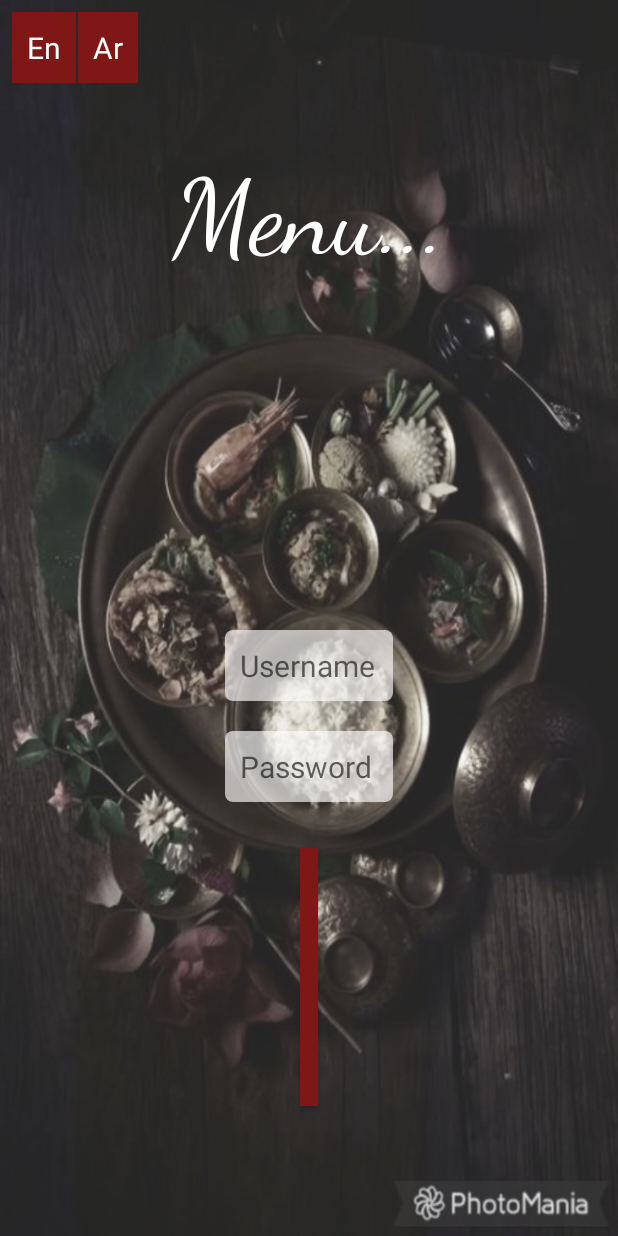
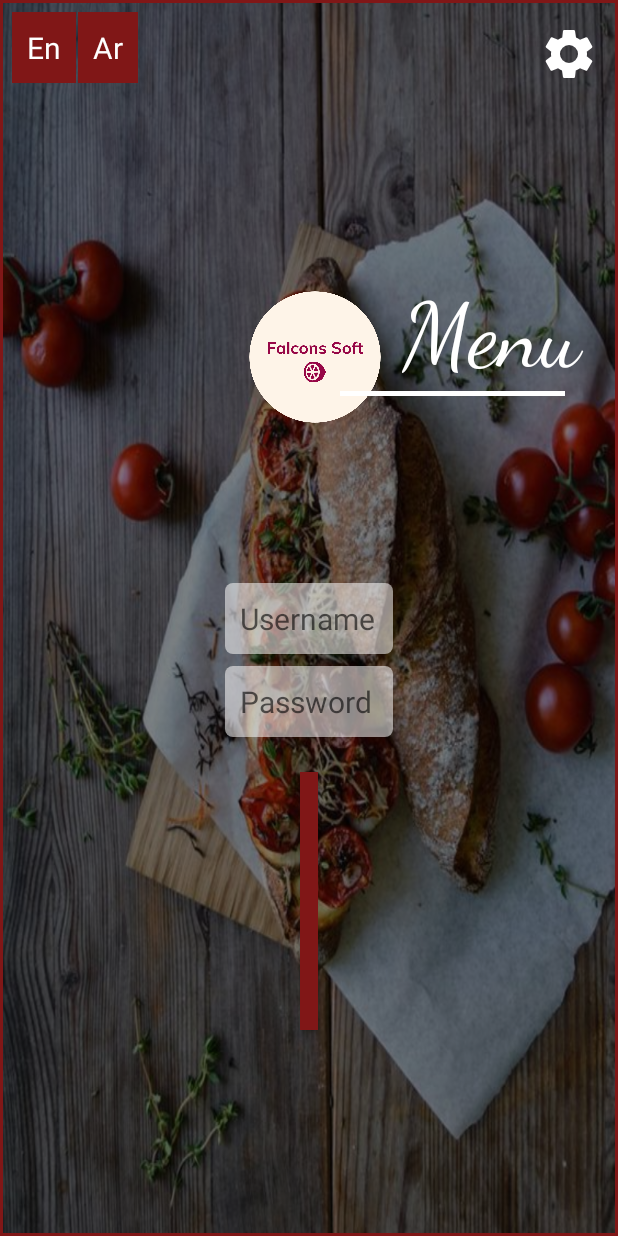
Before and after one commit to SundosAlTamimi/Res_menu_falcons_main, an Android app: the screen it shows after launch (LoginActivity), on a phone screen of 412 x 824 dp. Run offline under Robolectric (Android 15) with nearby library versions, the light colour scheme and no system bars; our stand-ins replace Volley; network calls fail.

Commit message:
abeer editing login xml, adding setting icon

```diff
--- a/app/src/main/AndroidManifest.xml
+++ b/app/src/main/AndroidManifest.xml
@@ -11,10 +11,13 @@
         android:supportsRtl="true"
         android:theme="@style/AppTheme"
         tools:ignore="GoogleAppIndexingWarning">
-        <activity android:name=".ItemsActivity"></activity>
+        <activity
+            android:name=".ItemsActivity"
+            android:screenOrientation="sensorPortrait"></activity>
         <activity android:name=".CategoryActivity" />
         <activity
             android:name=".LoginActivity"
+            android:screenOrientation="sensorPortrait"
             android:theme="@style/Theme.AppCompat.DayNight.NoActionBar">
             <intent-filter>
                 <action android:name="android.intent.action.MAIN" />
--- /dev/null
+++ b/app/src/main/res/drawable/background_style.xml
@@ -0,0 +1,10 @@
+<?xml version="1.0" encoding="utf-8"?>
+<selector xmlns:android="http://schemas.android.com/apk/res/android">
+
+    <item>
+        <shape android:shape="rectangle" >
+            <solid android:color="@color/black_light"></solid>
+            <stroke android:color="@color/red" android:width="2dp"></stroke>
+        </shape>
+    </item>
+</selector>
--- /dev/null
+++ b/app/src/main/res/drawable/ic_settings_white_24dp.xml
@@ -0,0 +1,5 @@
+<vector android:height="24dp" android:tint="#FFFFFF"
+    android:viewportHeight="24" android:viewportWidth="24"
+    android:width="24dp" xmlns:android="http://schemas.android.com/apk/res/android">
+    <path android:fillColor="#FF000000" android:pathData="M19.1,12.9a2.8,2.8 0,0 0,0.1 -0.9,2.8 2.8,0 0,0 -0.1,-0.9l2.1,-1.6a0.7,0.7 0,0 0,0.1 -0.6L19.4,5.5a0.7,0.7 0,0 0,-0.6 -0.2l-2.4,1a6.5,6.5 0,0 0,-1.6 -0.9l-0.4,-2.6a0.5,0.5 0,0 0,-0.5 -0.4H10.1a0.5,0.5 0,0 0,-0.5 0.4L9.3,5.4a5.6,5.6 0,0 0,-1.7 0.9l-2.4,-1a0.4,0.4 0,0 0,-0.5 0.2l-2,3.4c-0.1,0.2 0,0.4 0.2,0.6l2,1.6a2.8,2.8 0,0 0,-0.1 0.9,2.8 2.8,0 0,0 0.1,0.9L2.8,14.5a0.7,0.7 0,0 0,-0.1 0.6l1.9,3.4a0.7,0.7 0,0 0,0.6 0.2l2.4,-1a6.5,6.5 0,0 0,1.6 0.9l0.4,2.6a0.5,0.5 0,0 0,0.5 0.4h3.8a0.5,0.5 0,0 0,0.5 -0.4l0.3,-2.6a5.6,5.6 0,0 0,1.7 -0.9l2.4,1a0.4,0.4 0,0 0,0.5 -0.2l2,-3.4c0.1,-0.2 0,-0.4 -0.2,-0.6ZM12,15.6A3.6,3.6 0,1 1,15.6 12,3.6 3.6,0 0,1 12,15.6Z"/>
+</vector>
--- a/app/src/main/res/layout/activity_login.xml
+++ b/app/src/main/res/layout/activity_login.xml
@@ -1,30 +1,16 @@
 <?xml version="1.0" encoding="utf-8"?>
-<android.support.constraint.ConstraintLayout xmlns:android="http://schemas.android.com/apk/res/android"
+<RelativeLayout xmlns:android="http://schemas.android.com/apk/res/android"
     xmlns:app="http://schemas.android.com/apk/res-auto"
     xmlns:tools="http://schemas.android.com/tools"
     android:layout_width="match_parent"
     android:layout_height="match_parent"
     tools:context=".LoginActivity"
-    android:background="@drawable/foodedittable">
+    android:background="@drawable/dfood">
 
-    <TextView
-        android:id="@+id/textView"
-        android:layout_width="0dp"
-        android:layout_height="wrap_content"
-        android:layout_marginStart="8dp"
-        android:layout_marginLeft="8dp"
-        android:layout_marginTop="48dp"
-        android:layout_marginEnd="8dp"
-        android:layout_marginRight="8dp"
-        android:fontFamily="cursive"
-        android:gravity="center"
-        android:text="@string/menu"
-        android:textColor="@color/white_dark"
-        android:textSize="70sp"
-        app:layout_constraintEnd_toEndOf="parent"
-        app:layout_constraintHorizontal_bias="0.0"
-        app:layout_constraintStart_toStartOf="parent"
-        app:layout_constraintTop_toBottomOf="@+id/login_language_english" />
+    <android.support.constraint.ConstraintLayout
+        android:layout_width="match_parent"
+        android:layout_height="match_parent"
+        android:background="@drawable/background_style">
 
         <EditText
             android:id="@+id/login_username"
@@ -32,7 +18,7 @@
             android:layout_height="wrap_content"
             android:layout_marginStart="150dp"
             android:layout_marginLeft="150dp"
-        android:layout_marginTop="232dp"
+            android:layout_marginTop="128dp"
             android:layout_marginEnd="150dp"
             android:layout_marginRight="150dp"
             android:background="@drawable/text_style"
@@ -50,7 +36,7 @@
             android:layout_height="wrap_content"
             android:layout_marginStart="150dp"
             android:layout_marginLeft="150dp"
-        android:layout_marginTop="20dp"
+            android:layout_marginTop="8dp"
             android:layout_marginEnd="150dp"
             android:layout_marginRight="150dp"
             android:background="@drawable/text_style"
@@ -73,17 +59,17 @@
             android:layout_marginRight="200dp"
             android:layout_marginBottom="8dp"
             android:background="@color/red"
+            android:padding="10dp"
             android:text="@string/login"
             android:textAllCaps="false"
             android:textColor="@color/white_dark"
             android:textSize="25sp"
-        android:padding="10dp"
             app:layout_constraintBottom_toBottomOf="parent"
             app:layout_constraintEnd_toEndOf="parent"
             app:layout_constraintHorizontal_bias="0.0"
             app:layout_constraintStart_toStartOf="parent"
             app:layout_constraintTop_toBottomOf="@+id/login_password"
-        app:layout_constraintVertical_bias="0.221" />
+            app:layout_constraintVertical_bias="0.108" />
 
     <TextView
         android:id="@+id/login_language_english"
@@ -119,4 +105,65 @@
         app:layout_constraintStart_toEndOf="@+id/login_language_english"
         app:layout_constraintTop_toTopOf="parent" />
 
+        <ImageView
+            android:id="@+id/imageView"
+            android:layout_width="100dp"
+            android:layout_height="100dp"
+            android:layout_marginStart="160dp"
+            android:layout_marginLeft="160dp"
+            android:layout_marginTop="188dp"
+            app:layout_constraintStart_toStartOf="parent"
+            app:layout_constraintTop_toTopOf="parent"
+            app:srcCompat="@drawable/logo_transparent" />
+
+        <TextView
+            android:id="@+id/textView"
+            android:layout_width="0dp"
+            android:layout_height="wrap_content"
+            android:layout_marginStart="8dp"
+            android:layout_marginLeft="8dp"
+            android:layout_marginTop="188dp"
+            android:layout_marginEnd="8dp"
+            android:layout_marginRight="8dp"
+            android:fontFamily="cursive"
+            android:gravity="left"
+            android:text="Menu"
+            android:textColor="@color/white_dark"
+            android:textSize="60sp"
+            app:layout_constraintEnd_toEndOf="parent"
+            app:layout_constraintHorizontal_bias="0.0"
+            app:layout_constraintStart_toEndOf="@+id/imageView"
+            app:layout_constraintTop_toTopOf="parent" />
+
+        <View
+            android:layout_width="150dp"
+            android:layout_height="3dp"
+            android:layout_marginStart="220dp"
+            android:layout_marginLeft="220dp"
+            android:layout_marginBottom="8dp"
+            android:background="@color/white_dark"
+            app:layout_constraintBottom_toBottomOf="parent"
+            app:layout_constraintEnd_toEndOf="parent"
+            app:layout_constraintHorizontal_bias="0.16"
+            app:layout_constraintStart_toStartOf="parent"
+            app:layout_constraintTop_toBottomOf="@+id/textView"
+            app:layout_constraintVertical_bias="0.0" />
+
+        <ImageView
+            android:id="@+id/imageView2"
+            android:layout_width="40dp"
+            android:layout_height="40dp"
+            android:layout_marginStart="8dp"
+            android:layout_marginLeft="8dp"
+            android:layout_marginTop="16dp"
+            android:layout_marginEnd="8dp"
+            android:layout_marginRight="8dp"
+            app:layout_constraintEnd_toEndOf="parent"
+            app:layout_constraintHorizontal_bias="0.983"
+            app:layout_constraintStart_toEndOf="@+id/login_language_arabic"
+            app:layout_constraintTop_toTopOf="parent"
+            android:background="@drawable/ic_settings_white_24dp" />
+
     </android.support.constraint.ConstraintLayout>
+
+</RelativeLayout>
--- a/app/src/main/res/values/colors.xml
+++ b/app/src/main/res/values/colors.xml
@@ -5,9 +5,11 @@
     <color name="colorAccent">#D81B60</color>
 
 
-    <color name="white">#A6FFFEFE</color>
+    <color name="white">#8AFFFEFE</color>
     <color name="white_dark">#FFFFFF</color>
     <color name="red">#801717</color>
     <color name="green">#103601</color>
     <color name="black">#000000</color>
+    <color name="black_light">#7E000000</color>
+
 </resources>
```
Also changed, not shown: app/src/main/res/drawable/dfood.jpg (added), app/src/main/res/drawable/logo.png (added), app/src/main/res/drawable/logo_transparent.png (added). Lines whose indentation alone changed are shown as unchanged.
